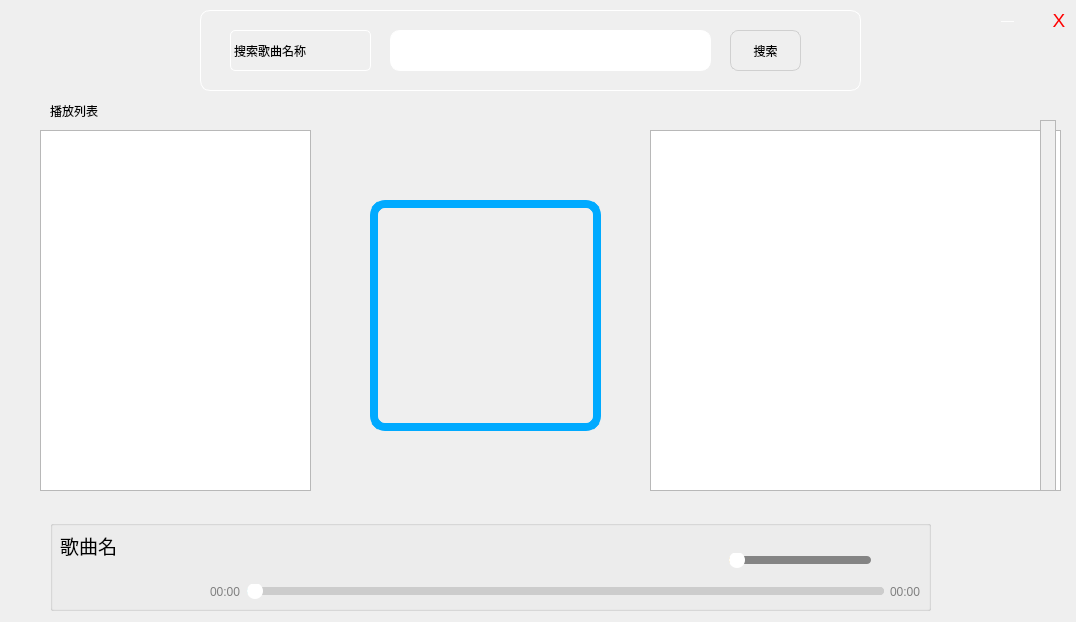
iylfei/MusicPlayer, file musicPlayer.ui: the form before one commit.
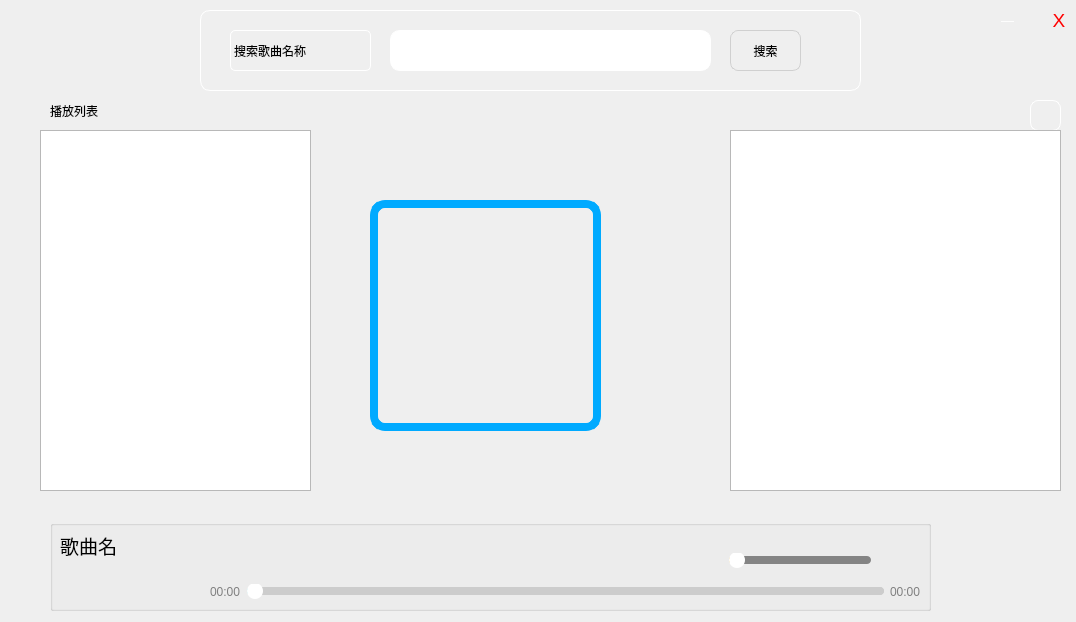
The form after the commit. Icons and pictures are not drawn.

Patch:
```diff
--- a/musicPlayer.ui
+++ b/musicPlayer.ui
@@ -13,6 +13,9 @@
   <property name="windowTitle">
    <string>OnlineMusicWidget</string>
   </property>
+  <property name="styleSheet">
+   <string notr="true"/>
+  </property>
   <widget class="QGroupBox" name="searchGroup">
    <property name="geometry">
     <rect>
@@ -236,39 +239,6 @@
     </item>
    </layout>
   </widget>
-  <widget class="QTextBrowser" name="lyric">
-   <property name="geometry">
-    <rect>
-     <x>650</x>
-     <y>130</y>
-     <width>411</width>
-     <height>361</height>
-    </rect>
-   </property>
-  </widget>
-  <widget class="QScrollArea" name="scrollArea">
-   <property name="geometry">
-    <rect>
-     <x>1040</x>
-     <y>120</y>
-     <width>16</width>
-     <height>371</height>
-    </rect>
-   </property>
-   <property name="widgetResizable">
-    <bool>true</bool>
-   </property>
-   <widget class="QWidget" name="scrollAreaWidgetContents">
-    <property name="geometry">
-     <rect>
-      <x>0</x>
-      <y>0</y>
-      <width>16</width>
-      <height>352</height>
-     </rect>
-    </property>
-   </widget>
-  </widget>
   <widget class="QGroupBox" name="playerGroup">
    <property name="geometry">
     <rect>
@@ -626,6 +596,47 @@
     <string/>
    </property>
   </widget>
+  <widget class="QPushButton" name="pushButton">
+   <property name="geometry">
+    <rect>
+     <x>1030</x>
+     <y>100</y>
+     <width>31</width>
+     <height>31</height>
+    </rect>
+   </property>
+   <property name="whatsThis">
+    <string>上传本地歌词</string>
+   </property>
+   <property name="styleSheet">
+    <string notr="true">background-color:transparent;
+border:1px solid rgb(255, 255, 255);
+border-radius:8px;</string>
+   </property>
+   <property name="text">
+    <string/>
+   </property>
+   <property name="icon">
+    <iconset resource="musicPlayer.qrc">
+     <normaloff>:/images/prefix1/images/uploadCover.png</normaloff>:/images/prefix1/images/uploadCover.png</iconset>
+   </property>
+   <property name="iconSize">
+    <size>
+     <width>30</width>
+     <height>30</height>
+    </size>
+   </property>
+  </widget>
+  <widget class="QTextEdit" name="lyric">
+   <property name="geometry">
+    <rect>
+     <x>730</x>
+     <y>130</y>
+     <width>331</width>
+     <height>361</height>
+    </rect>
+   </property>
+  </widget>
   <zorder>playerGroup</zorder>
   <zorder>layoutWidget</zorder>
   <zorder>searchGroup</zorder>
```
Left out of the diff: 11 changed lines with no effect on the pictures.
